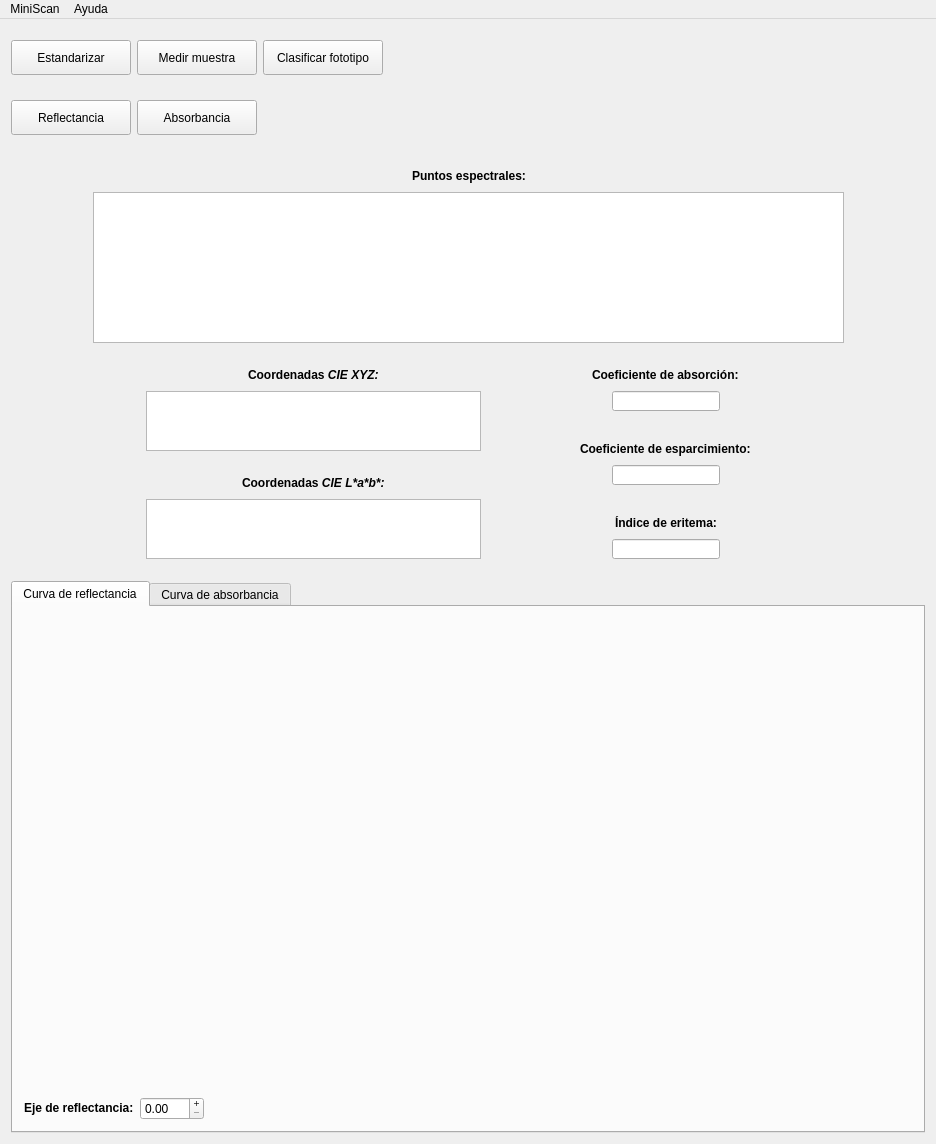
First picture: the form in mainwindow.ui, repository Gabnz/Spectrasoft, before the edit.
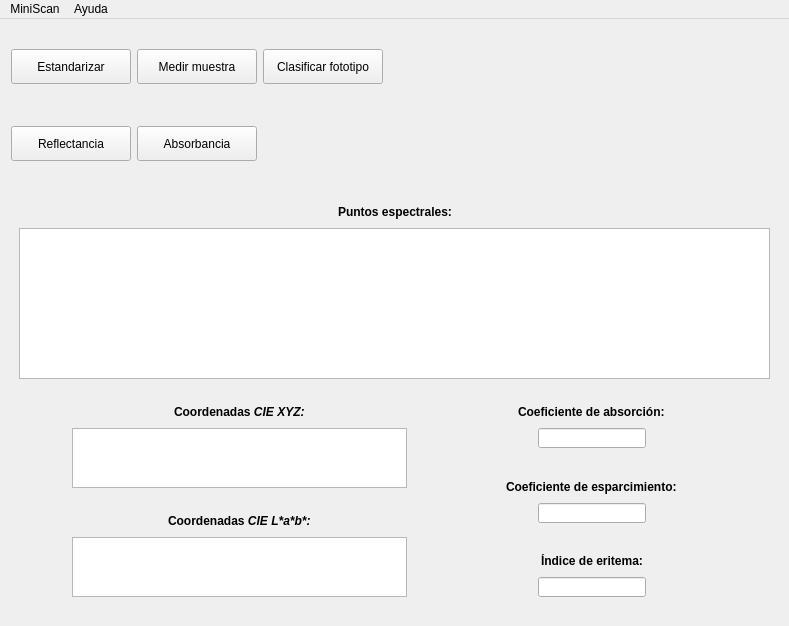
Second picture: the form after the edit. Icons and pictures are not drawn. Custom widgets are drawn as their Qt base class.

Diff of the .ui file:
```diff
--- a/mainwindow.ui
+++ b/mainwindow.ui
@@ -6,8 +6,8 @@
    <rect>
     <x>0</x>
     <y>0</y>
-    <width>936</width>
-    <height>1144</height>
+    <width>789</width>
+    <height>626</height>
    </rect>
   </property>
   <property name="windowTitle">
@@ -18,7 +18,7 @@
     <normaloff>:/img/logo_icon.ico</normaloff>:/img/logo_icon.ico</iconset>
   </property>
   <widget class="QWidget" name="centralWidget">
-   <layout class="QGridLayout" name="gridLayout_6">
+   <layout class="QGridLayout" name="gridLayout_2">
     <item row="0" column="0">
      <layout class="QVBoxLayout" name="verticalLayout_2">
       <item>
@@ -966,141 +966,6 @@
         </item>
        </layout>
       </item>
-      <item>
-       <widget class="QTabWidget" name="tabWidget">
-        <property name="autoFillBackground">
-         <bool>false</bool>
-        </property>
-        <property name="tabShape">
-         <enum>QTabWidget::Rounded</enum>
-        </property>
-        <property name="currentIndex">
-         <number>0</number>
-        </property>
-        <widget class="QWidget" name="reflectancia">
-         <attribute name="title">
-          <string>Curva de reflectancia</string>
-         </attribute>
-         <layout class="QGridLayout" name="gridLayout_2">
-          <item row="0" column="0">
-           <layout class="QVBoxLayout" name="verticalLayout">
-            <item>
-             <widget class="QCustomPlot" name="graficaReflectancia" native="true">
-              <property name="minimumSize">
-               <size>
-                <width>841</width>
-                <height>471</height>
-               </size>
-              </property>
-             </widget>
-            </item>
-            <item>
-             <layout class="QHBoxLayout" name="horizontalLayout">
-              <item>
-               <widget class="QLabel" name="etqRefSpinY">
-                <property name="text">
-                 <string>&lt;html&gt;&lt;head/&gt;&lt;body&gt;&lt;p&gt;&lt;span style=&quot; font-weight:600;&quot;&gt;Eje de reflectancia:&lt;/span&gt;&lt;/p&gt;&lt;/body&gt;&lt;/html&gt;</string>
-                </property>
-               </widget>
-              </item>
-              <item>
-               <widget class="QDoubleSpinBox" name="refSpinY">
-                <property name="wrapping">
-                 <bool>false</bool>
-                </property>
-                <property name="buttonSymbols">
-                 <enum>QAbstractSpinBox::PlusMinus</enum>
-                </property>
-                <property name="maximum">
-                 <double>999.000000000000000</double>
-                </property>
-                <property name="singleStep">
-                 <double>10.000000000000000</double>
-                </property>
-               </widget>
-              </item>
-              <item>
-               <spacer name="horizontalSpacer_3">
-                <property name="orientation">
-                 <enum>Qt::Horizontal</enum>
-                </property>
-                <property name="sizeHint" stdset="0">
-                 <size>
-                  <width>40</width>
-                  <height>20</height>
-                 </size>
-                </property>
-               </spacer>
-              </item>
-             </layout>
-            </item>
-           </layout>
-          </item>
-         </layout>
-        </widget>
-        <widget class="QWidget" name="absorbancia">
-         <attribute name="title">
-          <string>Curva de absorbancia</string>
-         </attribute>
-         <layout class="QGridLayout" name="gridLayout_4">
-          <item row="0" column="0">
-           <layout class="QVBoxLayout" name="verticalLayout_3">
-            <item>
-             <widget class="QCustomPlot" name="graficaAbsorbancia" native="true">
-              <property name="minimumSize">
-               <size>
-                <width>841</width>
-                <height>471</height>
-               </size>
-              </property>
-             </widget>
-            </item>
-            <item>
-             <layout class="QHBoxLayout" name="horizontalLayout_2">
-              <item>
-               <widget class="QLabel" name="etqAbsSpinY">
-                <property name="text">
-                 <string>&lt;html&gt;&lt;head/&gt;&lt;body&gt;&lt;p&gt;&lt;span style=&quot; font-weight:600;&quot;&gt;Eje de absorbancia:&lt;/span&gt;&lt;/p&gt;&lt;/body&gt;&lt;/html&gt;</string>
-                </property>
-               </widget>
-              </item>
-              <item>
-               <widget class="QDoubleSpinBox" name="absSpinY">
-                <property name="wrapping">
-                 <bool>false</bool>
-                </property>
-                <property name="buttonSymbols">
-                 <enum>QAbstractSpinBox::PlusMinus</enum>
-                </property>
-                <property name="maximum">
-                 <double>999.000000000000000</double>
-                </property>
-                <property name="singleStep">
-                 <double>10.000000000000000</double>
-                </property>
-               </widget>
-              </item>
-              <item>
-               <spacer name="horizontalSpacer_5">
-                <property name="orientation">
-                 <enum>Qt::Horizontal</enum>
-                </property>
-                <property name="sizeHint" stdset="0">
-                 <size>
-                  <width>40</width>
-                  <height>20</height>
-                 </size>
-                </property>
-               </spacer>
-              </item>
-             </layout>
-            </item>
-           </layout>
-          </item>
-         </layout>
-        </widget>
-       </widget>
-      </item>
      </layout>
     </item>
    </layout>
@@ -1110,7 +975,7 @@
     <rect>
      <x>0</x>
      <y>0</y>
-     <width>936</width>
+     <width>789</width>
      <height>21</height>
     </rect>
    </property>
@@ -1154,14 +1019,6 @@
   </action>
  </widget>
  <layoutdefault spacing="6" margin="11"/>
- <customwidgets>
-  <customwidget>
-   <class>QCustomPlot</class>
-   <extends>QWidget</extends>
-   <header>qcustomplot.h</header>
-   <container>1</container>
-  </customwidget>
- </customwidgets>
  <resources>
   <include location="recursos.qrc"/>
  </resources>
```
